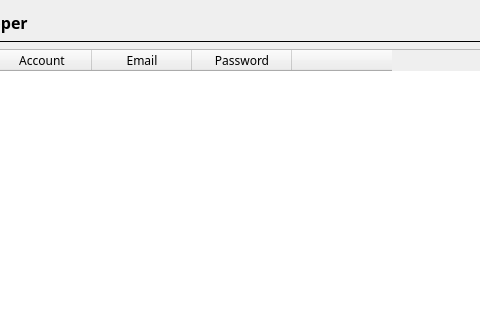
Before: the Qt Designer form ui/accounts.ui in ApostolisTs/PasswordManager, drawn with Qt 5; both pictures show x 120 to 600 and y 0 to 320 of the 1000 by 500 pixel window.
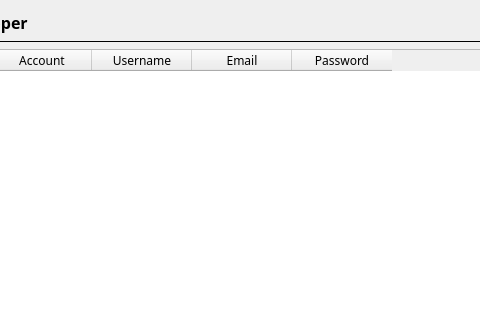
After: the same form once the commit is applied.

```diff
--- a/ui/accounts.ui
+++ b/ui/accounts.ui
@@ -86,6 +86,15 @@
        <verstretch>0</verstretch>
       </sizepolicy>
      </property>
+     <property name="sizeAdjustPolicy">
+      <enum>QAbstractScrollArea::AdjustIgnored</enum>
+     </property>
+     <property name="editTriggers">
+      <set>QAbstractItemView::NoEditTriggers</set>
+     </property>
+     <property name="selectionMode">
+      <enum>QAbstractItemView::SingleSelection</enum>
+     </property>
      <property name="selectionBehavior">
       <enum>QAbstractItemView::SelectItems</enum>
      </property>
@@ -95,6 +104,9 @@
      <property name="gridStyle">
       <enum>Qt::SolidLine</enum>
      </property>
+     <attribute name="horizontalHeaderShowSortIndicator" stdset="0">
+      <bool>false</bool>
+     </attribute>
      <attribute name="verticalHeaderVisible">
       <bool>false</bool>
      </attribute>
@@ -108,6 +120,11 @@
        <string>Account</string>
       </property>
      </column>
+     <column>
+      <property name="text">
+       <string>Username</string>
+      </property>
+     </column>
      <column>
       <property name="text">
        <string>Email</string>
@@ -118,11 +135,6 @@
        <string>Password</string>
       </property>
      </column>
-     <column>
-      <property name="text">
-       <string/>
-      </property>
-     </column>
     </widget>
    </item>
    <item>
```
Left out of the diff: 2 changed lines with no effect on the pictures.
